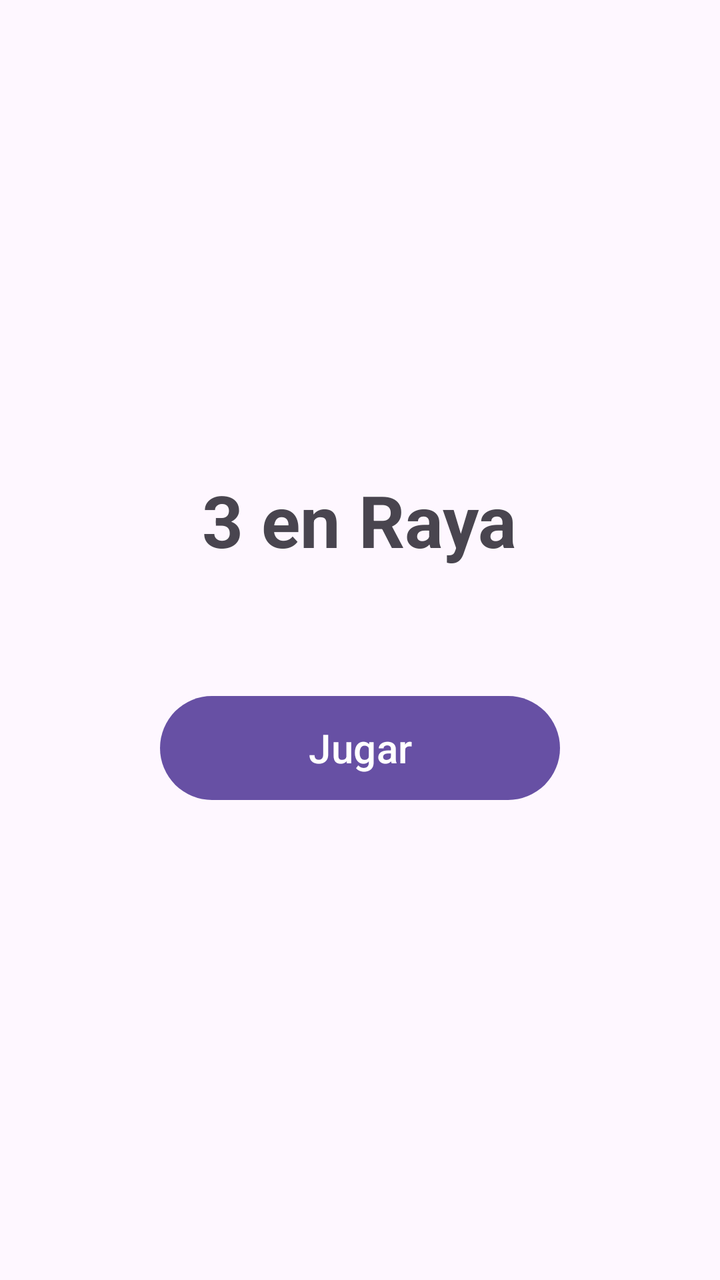
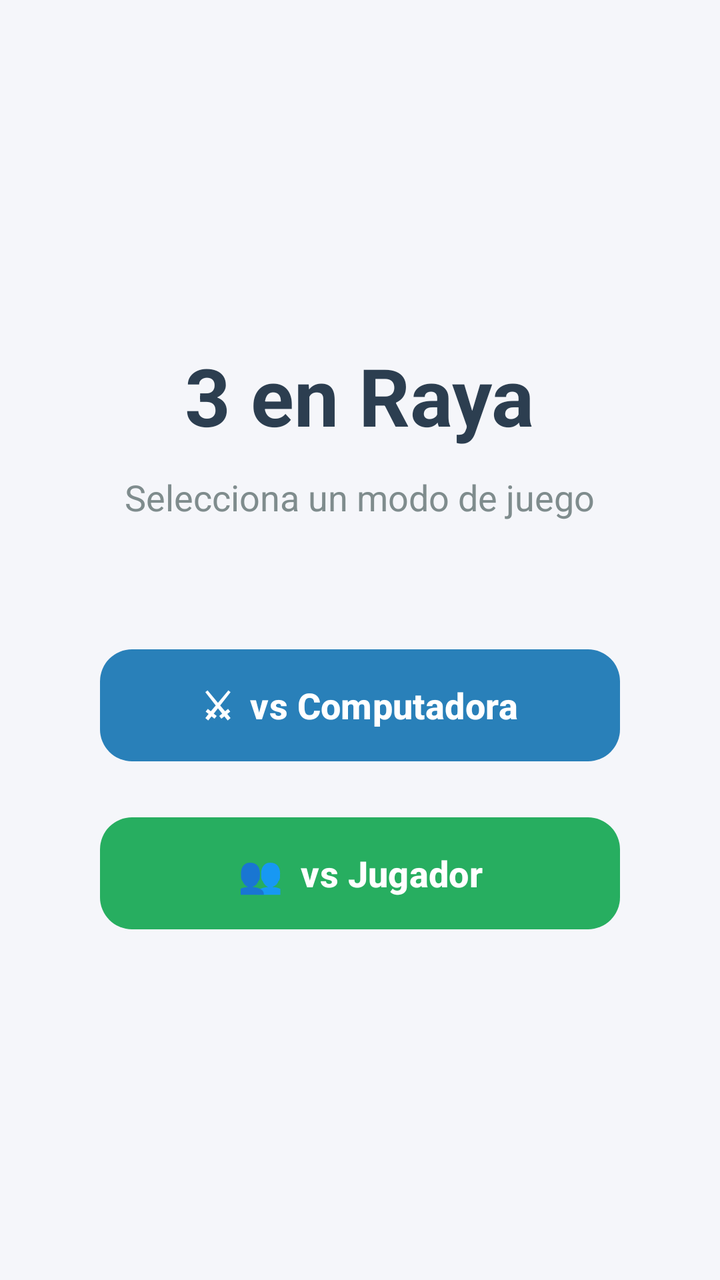

Before-and-after screenshots of an Android layout around one commit, followed by the original layout XML and the change that was made.
<!-- AndroidManifest.xml: application theme Theme.ProyectoEDD -->
<!-- res/layout/activity_main.xml -->
<?xml version="1.0" encoding="utf-8"?>
<LinearLayout
    xmlns:android="http://schemas.android.com/apk/res/android"
    android:layout_width="match_parent"
    android:layout_height="match_parent"
    android:orientation="vertical"
    android:gravity="center"
    android:padding="24dp">

    <TextView
        android:layout_width="wrap_content"
        android:layout_height="wrap_content"
        android:text="3 en Raya"
        android:textSize="36sp"
        android:textStyle="bold"
        android:layout_marginBottom="60dp"/>

    <Button
        android:id="@+id/btnJugar"
        android:layout_width="200dp"
        android:layout_height="60dp"
        android:text="Jugar"
        android:textSize="20sp"/>

</LinearLayout>
<!-- resources referenced by this layout -->
<resources>
  <style name="Theme.ProyectoEDD" parent="Base.Theme.ProyectoEDD" />
  <style name="Base.Theme.ProyectoEDD" parent="Theme.Material3.DayNight.NoActionBar">
          
          
      </style>
</resources>

<!-- the commit's change to res/layout/activity_main.xml (unified diff, before → after) -->
@@ -1,25 +1,51 @@
 <?xml version="1.0" encoding="utf-8"?>
-<LinearLayout
-    xmlns:android="http://schemas.android.com/apk/res/android"
+<LinearLayout xmlns:android="http://schemas.android.com/apk/res/android"
+    xmlns:app="http://schemas.android.com/apk/res-auto"
     android:layout_width="match_parent"
     android:layout_height="match_parent"
+    android:background="#F5F6FA"
+    android:gravity="center"
     android:orientation="vertical"
-    android:gravity="center"
     android:padding="24dp">
 
     <TextView
         android:layout_width="wrap_content"
         android:layout_height="wrap_content"
+        android:layout_marginBottom="12dp"
         android:text="3 en Raya"
-        android:textSize="36sp"
-        android:textStyle="bold"
-        android:layout_marginBottom="60dp"/>
+        android:textColor="#2C3E50"
+        android:textSize="40sp"
+        android:textStyle="bold" />
+
+    <TextView
+        android:layout_width="wrap_content"
+        android:layout_height="wrap_content"
+        android:layout_marginBottom="60dp"
+        android:text="Selecciona un modo de juego"
+        android:textColor="#7F8C8D"
+        android:textSize="18sp" />
 
     <Button
-        android:id="@+id/btnJugar"
-        android:layout_width="200dp"
-        android:layout_height="60dp"
-        android:text="Jugar"
-        android:textSize="20sp"/>
+        android:id="@+id/btnJugarPVC"
+        android:layout_width="260dp"
+        android:layout_height="64dp"
+        android:layout_marginBottom="20dp"
+        android:text="⚔  vs Computadora"
+        android:textColor="@color/white"
+        android:textSize="18sp"
+        android:textStyle="bold"
+        app:backgroundTint="#2980B9"
+        app:cornerRadius="16dp" />
+
+    <Button
+        android:id="@+id/btnJugarPVP"
+        android:layout_width="260dp"
+        android:layout_height="64dp"
+        android:text="👥  vs Jugador"
+        android:textColor="@color/white"
+        android:textSize="18sp"
+        android:textStyle="bold"
+        app:backgroundTint="#27AE60"
+        app:cornerRadius="16dp" />
 
 </LinearLayout>
<!-- resource entries referenced after the edit -->
@@ -1,5 +1,6 @@
 <!-- resources referenced by this layout -->
 <resources>
+  <color name="white">#FFFFFFFF</color>
   <style name="Theme.ProyectoEDD" parent="Base.Theme.ProyectoEDD" />
   <style name="Base.Theme.ProyectoEDD" parent="Theme.Material3.DayNight.NoActionBar">
           
